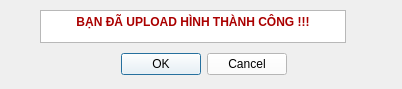
Qt form client/frontend/ui/check_download_pic.ui (DacLuc/relative_face_recognition_app) before a commit.
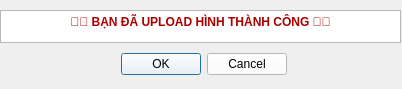
The same form after that commit.

Commit message: update upload image's user_info

Patch:
```diff
--- a/client/frontend/ui/check_download_pic.ui
+++ b/client/frontend/ui/check_download_pic.ui
@@ -37,9 +37,9 @@
   <widget class="QTextBrowser" name="textBrowser">
    <property name="geometry">
     <rect>
-     <x>40</x>
+     <x>0</x>
      <y>10</y>
-     <width>306</width>
+     <width>401</width>
      <height>33</height>
     </rect>
    </property>
@@ -55,7 +55,7 @@
 li.unchecked::marker { content: &quot;\2610&quot;; }
 li.checked::marker { content: &quot;\2612&quot;; }
 &lt;/style&gt;&lt;/head&gt;&lt;body style=&quot; font-family:'Segoe UI'; font-size:9pt; font-weight:700; font-style:normal;&quot;&gt;
-&lt;p align=&quot;center&quot; style=&quot; margin-top:0px; margin-bottom:0px; margin-left:0px; margin-right:0px; -qt-block-indent:0; text-indent:0px;&quot;&gt;BẠN ĐÃ UPLOAD HÌNH THÀNH CÔNG !!!&lt;/p&gt;&lt;/body&gt;&lt;/html&gt;</string>
+&lt;p align=&quot;center&quot; style=&quot; margin-top:0px; margin-bottom:0px; margin-left:0px; margin-right:0px; -qt-block-indent:0; text-indent:0px;&quot;&gt;📸📸 BẠN ĐÃ UPLOAD HÌNH THÀNH CÔNG 📸📸&lt;/p&gt;&lt;/body&gt;&lt;/html&gt;</string>
    </property>
   </widget>
  </widget>
```
The commit also changes 23 other files.
